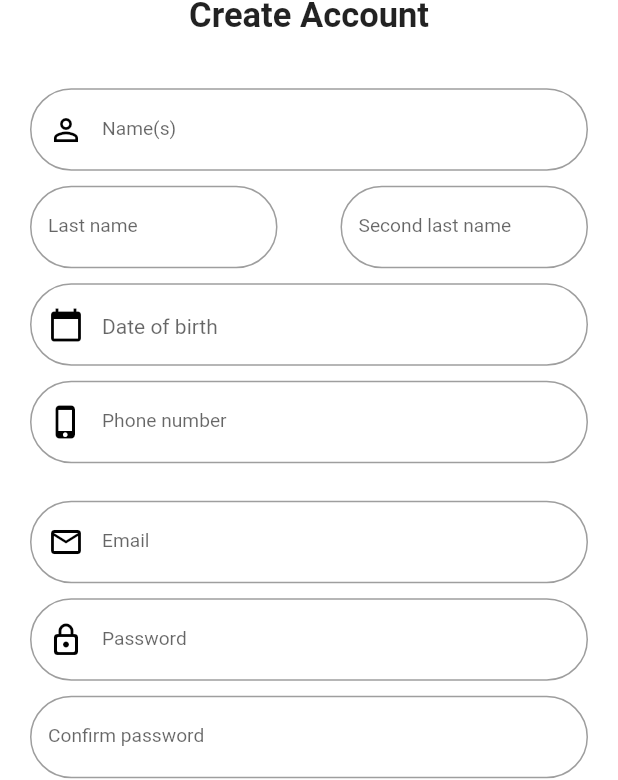
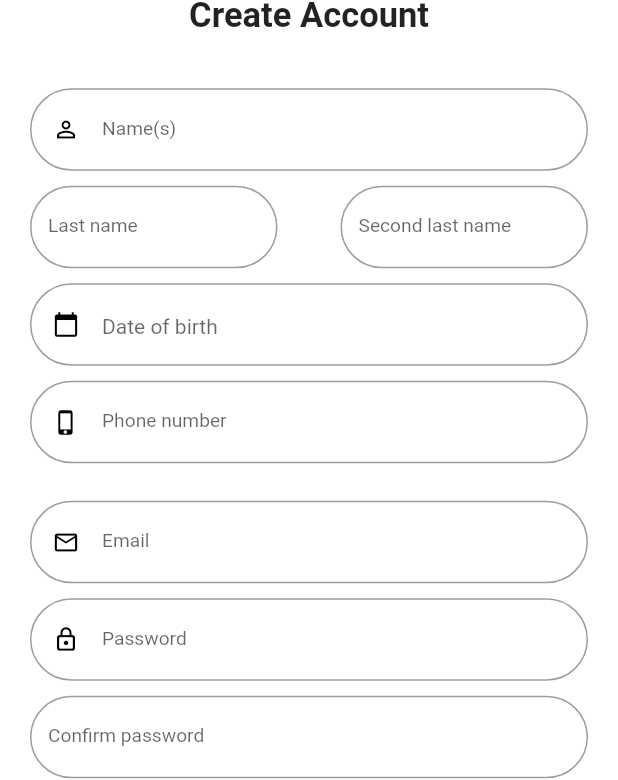
Before and after one commit to blazarnet/zombiapp, a Flutter app: the SignUpPage screen opened directly, on a phone screen of 412 x 824 dp. Shown: the part 154-934 px from the top of the screen. Run offline on Flutter 3.47's test engine with Material 2 defaults, Android fonts, the phone set to English and light mode, and no system bars; our stand-ins replace rive; missing offline and left inert: mapbox_gl; network calls fail; statements that could not run were skipped.

Commit message:
Cambio en el tamaño del prefixIcon de cada input

```diff
--- a/lib/src/pages/sign_in_page.dart
+++ b/lib/src/pages/sign_in_page.dart
@@ -9,6 +9,7 @@ import 'package:zombifi_app/widgets/button_round.dart';
 import 'package:zombifi_app/widgets/text_form_field.dart';
 
 class SignInPage extends StatelessWidget {
+  final double _size = 18;
   @override
   Widget build(BuildContext context) {
     return Scaffold(
@@ -76,6 +77,7 @@ class SignInPage extends StatelessWidget {
       prefixIcon: Icon(
         Icons.email_outlined,
         color: Colors.black,
+        size: _size,
       ),
       hintText: 'ejemplo@correo.com',
       labelText: AppLocalizations.of(context).email,
@@ -91,6 +93,7 @@ class SignInPage extends StatelessWidget {
       prefixIcon: Icon(
         Icons.lock_outline_rounded,
         color: Colors.black,
+        size: _size,
       ),
       suffix: _lostPassword(context),
       labelText: AppLocalizations.of(context).password,
--- a/lib/src/pages/sign_up_page.dart
+++ b/lib/src/pages/sign_up_page.dart
@@ -15,6 +15,7 @@ class SignUpPage extends StatefulWidget {
 }
 
 class _SignUpPageState extends State<SignUpPage> {
+  final double _size = 18;
   List<String> _codes = ['+52', '+48', '-35', '+15'];
   String _codeSelected = '+52';
   File file;
@@ -175,6 +176,7 @@ class _SignUpPageState extends State<SignUpPage> {
       prefixIcon: Icon(
         Icons.person_outline_outlined,
         color: Colors.black,
+        size: _size,
       ),
       hintText: '',
       labelText: AppLocalizations.of(context).names,
@@ -237,6 +239,7 @@ class _SignUpPageState extends State<SignUpPage> {
       prefixIcon: Icon(
         Icons.email_outlined,
         color: Colors.black,
+        size: _size,
       ),
       hintText: 'ejemplo@correo.com',
       labelText: AppLocalizations.of(context).email,
@@ -284,6 +287,7 @@ class _SignUpPageState extends State<SignUpPage> {
       prefixIcon: Icon(
         Icons.phone_iphone_outlined,
         color: Colors.black,
+        size: _size,
       ),
       hintText: '',
       labelText: AppLocalizations.of(context).phoneNumber,
@@ -302,6 +306,7 @@ class _SignUpPageState extends State<SignUpPage> {
       prefixIcon: Icon(
         Icons.lock_outline_rounded,
         color: Colors.black,
+        size: _size,
       ),
       hintText: '',
       labelText: AppLocalizations.of(context).password,
--- a/lib/widgets/select_date.dart
+++ b/lib/widgets/select_date.dart
@@ -52,7 +52,11 @@ class _SelectDateWidgetState extends State<SelectDateWidget> {
                     OutlineInputBorder(borderRadius: BorderRadius.circular(30)),
                 hintText: AppLocalizations.of(context).dateBirth,
                 hintStyle: TextStyle(fontSize: 14),
-                prefixIcon: Icon(Icons.calendar_today, color: Colors.black),
+                prefixIcon: Icon(
+                  Icons.calendar_today,
+                  color: Colors.black,
+                  size: 18,
+                ),
               ),
               onTap: () {
                 FocusScope.of(context).requestFocus(new FocusNode());
```
